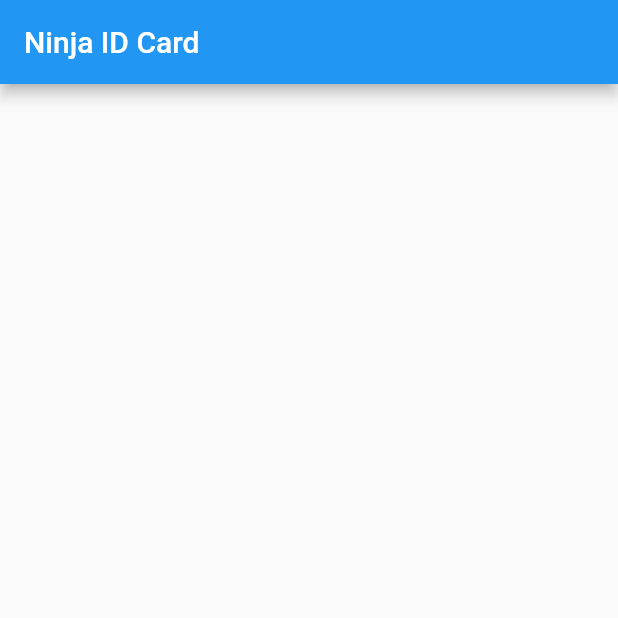
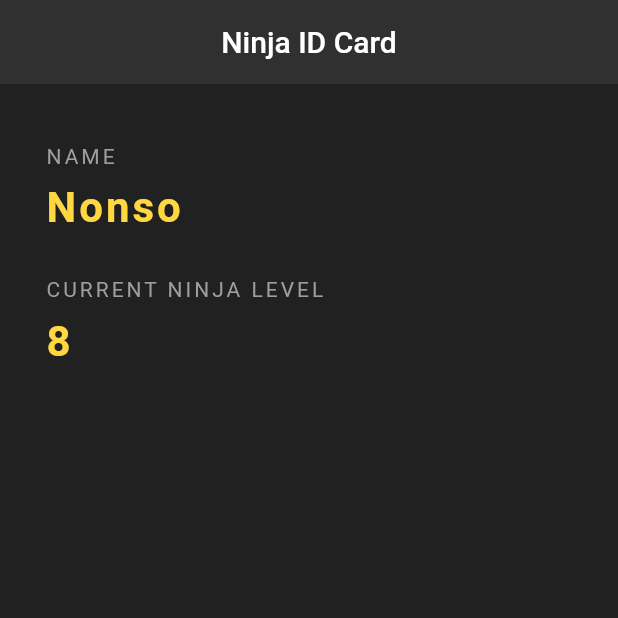
Before and after one commit to richardingwe/ninja_id, a Flutter app: the screen it shows after launch, on a phone screen of 412 x 824 dp, the top half of it. Run offline on Flutter 3.47's test engine with Material 2 defaults, Android fonts, the phone set to English and light mode, and no system bars.

Commit message:
created the name and ninja level status

```diff
--- a/lib/main.dart
+++ b/lib/main.dart
@@ -10,9 +10,65 @@ class NinjaCard extends StatelessWidget {
   @override
   Widget build(BuildContext context) {
     return Scaffold(
+      backgroundColor: Colors.grey[900],
       appBar: AppBar(
         title: Text('Ninja ID Card'),
+        centerTitle: true,
+        backgroundColor: Colors.grey[850],
+        elevation: 0.0,
       ),
+      body: Padding(
+        padding: EdgeInsets.fromLTRB(30.0, 40.0, 30.0, 0.0),
+        child: Column(
+          crossAxisAlignment: CrossAxisAlignment.start,
+          children: <Widget>[
+            Text(
+              'NAME',
+              style: TextStyle(
+                color: Colors.grey,
+                letterSpacing: 2.0,
+              ),
+            ),
+            SizedBox(
+              height: 10.0,
+            ),
+            Text(
+              'Nonso',
+              style: TextStyle(
+                color: Colors.amberAccent[200],
+                letterSpacing: 2.0,
+                fontSize: 28.0,
+                fontWeight: FontWeight.bold,
+              ),
+            ),
+             SizedBox(
+              height: 30.0,
+            ),
+            Text(
+              'CURRENT NINJA LEVEL',
+              style: TextStyle(
+                color: Colors.grey,
+                letterSpacing: 2.0,
+              ),
+            ),
+            SizedBox(
+              height: 10.0,
+            ),
+            Text(
+              '8',
+              style: TextStyle(
+                color: Colors.amberAccent[200],
+                letterSpacing: 2.0,
+                fontSize: 28.0,
+                fontWeight: FontWeight.bold,
+              ),
+            ),
+             SizedBox(
+              height: 30.0,
+            ),
+          ],
+        ),
+        ),
     );
   }
 }
```
